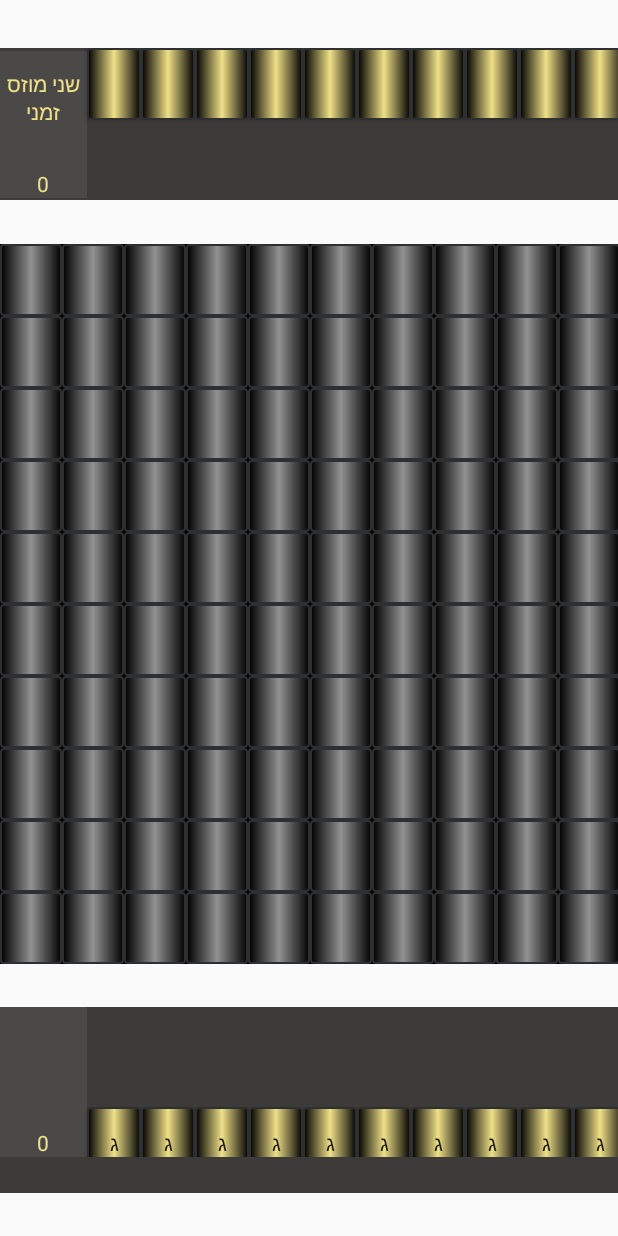
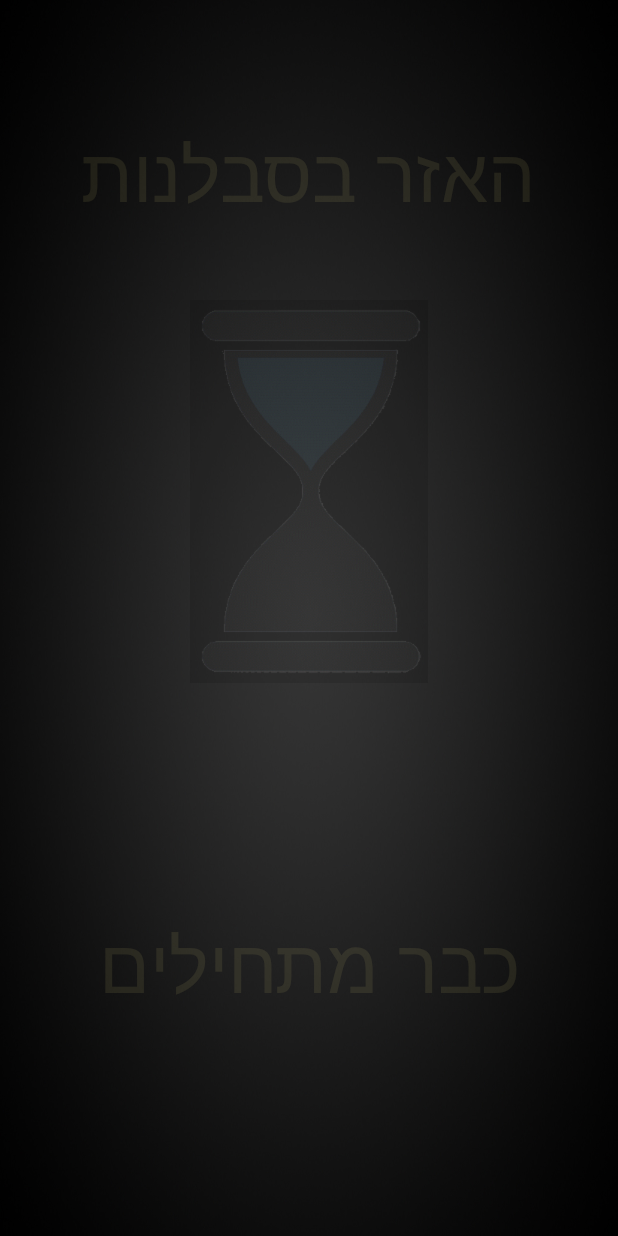
Before and after one commit to yakir1923/fireBaseEX, an Android app: the screen it shows after launch once a user with an empty profile is signed in (GamePage before the commit, loadingScreen after it), after a tap on "התחל משחק", on a phone screen of 412 x 824 dp. Run offline under Robolectric (Android 15) with nearby library versions, the phone set to English and light mode, and no system bars; our stand-ins replace Firebase (no records; nobody signed in at launch, a user with empty details on screens opened directly); libraries missing offline, so code that uses them is left out: com.facebook, com.firebase.ui; Roboto replaces fonts that are not available here; 1 statement that could not run was skipped.

Commit message:
מסך המתנה לפני המעבר למשחק

```diff
--- a/app/src/main/AndroidManifest.xml
+++ b/app/src/main/AndroidManifest.xml
@@ -12,7 +12,8 @@
         android:roundIcon="@mipmap/ic_launcher_round"
         android:supportsRtl="true"
         android:theme="@style/AppTheme">
-        <activity android:name=".GamePage"></activity>
+        <activity android:name=".loadingScreen"></activity>
+        <activity android:name=".GamePage" />
         <activity android:name=".settingsPage" />
         <activity android:name=".cardPage" />
         <activity android:name=".boxesPage" />
--- a/app/src/main/java/com/example/firebaseex/Coord.java
+++ /dev/null
@@ -1,45 +0,0 @@
-package com.example.firebaseex;
-
-public class Coord {
-
-    private int row;
-    private int col;
-
-
-    public Coord(int r, int c) {
-        row = r;
-        col = c;
-    }
-
-
-    public int getRow() {
-        return row;
-    }
-
-    public int getCol() {
-        return col;
-    }
-
-    @Override
-    public boolean equals(Object obj) {
-        if (!(obj instanceof Coord))
-            return false;
-        if (obj == this)
-            return true;
-        Coord c = (Coord) obj;
-        return (this.row == c.row && this.col == c.col);
-
-    }
-
-    @Override
-    public int hashCode() {
-        return 0;
-    }
-
-    @Override
-    public String toString() {
-        if (row < 0 || col < 0)
-            return "(-,-)";
-        return "(" + row + "," + col + ")";
-    }
-}
--- a/app/src/main/java/com/example/firebaseex/HomePage.java
+++ b/app/src/main/java/com/example/firebaseex/HomePage.java
@@ -29,7 +29,7 @@ public Bundle bundle;
         showProfile=findViewById(R.id.show_profile);
         goToProfile=new Intent(this,User_profile.class);
         goToShop=new Intent(this,boxesPage.class);
-        startTheGame=new Intent(this,GamePage.class);
+        startTheGame=new Intent(this,loadingScreen.class);
 
         showProfile.setOnClickListener(new View.OnClickListener() {
             @Override
--- /dev/null
+++ b/app/src/main/java/com/example/firebaseex/loadingScreen.java
@@ -0,0 +1,49 @@
+package com.example.firebaseex;
+
+import android.content.Intent;
+import android.os.Bundle;
+import android.os.Handler;
+import android.view.WindowManager;
+import android.view.animation.Animation;
+import android.view.animation.AnimationUtils;
+import android.widget.ImageView;
+import android.widget.TextView;
+
+import androidx.appcompat.app.AppCompatActivity;
+
+public class loadingScreen extends AppCompatActivity {
+
+    private static int SPLASH_SCREEN=5000;
+
+    Animation topAnim, bottomAnim;
+    ImageView image;
+    TextView text1, text2;
+
+    @Override
+    protected void onCreate(Bundle savedInstanceState) {
+        super.onCreate(savedInstanceState);
+        getWindow().setFlags(WindowManager.LayoutParams.FLAG_FULLSCREEN,WindowManager.LayoutParams.FLAG_FULLSCREEN);
+        setContentView(R.layout.activity_loading_screen);
+
+        topAnim = AnimationUtils.loadAnimation(this, R.anim.top_animation);
+        bottomAnim = AnimationUtils.loadAnimation(this, R.anim.bottom_animation);
+
+        image=findViewById(R.id.imageView);
+        text1=findViewById(R.id.textView);
+        text2=findViewById(R.id.textView2);
+
+        image.setAnimation(topAnim);
+        text1.setAnimation(topAnim);
+        text2.setAnimation(bottomAnim);
+
+        new Handler().postDelayed(new Runnable() {
+            @Override
+            public void run() {
+                Intent intent=new Intent(loadingScreen.this,GamePage.class);
+                startActivity(intent);
+                finish();
+            }
+        },SPLASH_SCREEN);
+
+    }
+}
--- /dev/null
+++ b/app/src/main/res/anim/bottom_animation.xml
@@ -0,0 +1,13 @@
+<?xml version="1.0" encoding="utf-8"?>
+<set xmlns:android="http://schemas.android.com/apk/res/android">
+
+    <translate
+        android:fromXDelta="0%"
+        android:fromYDelta="100%"
+        android:duration="1500" />
+    <alpha
+        android:fromAlpha="0.1"
+        android:toAlpha="1.0"
+        android:duration="1500" />
+
+</set>
--- /dev/null
+++ b/app/src/main/res/anim/top_animation.xml
@@ -0,0 +1,12 @@
+<?xml version="1.0" encoding="utf-8"?>
+<set xmlns:android="http://schemas.android.com/apk/res/android">
+    <translate
+        android:fromXDelta="0%"
+        android:fromYDelta="-50%"
+        android:duration="2000" />
+    <alpha
+        android:fromAlpha="0.1"
+        android:toAlpha="1.0"
+        android:duration="1500" />
+
+</set>
--- /dev/null
+++ b/app/src/main/res/layout/activity_loading_screen.xml
@@ -0,0 +1,50 @@
+<?xml version="1.0" encoding="utf-8"?>
+<androidx.constraintlayout.widget.ConstraintLayout xmlns:android="http://schemas.android.com/apk/res/android"
+    xmlns:app="http://schemas.android.com/apk/res-auto"
+    xmlns:tools="http://schemas.android.com/tools"
+    android:layout_width="match_parent"
+    android:layout_height="match_parent"
+    tools:context=".loadingScreen"
+    android:background="@drawable/background">
+
+    <ImageView
+        android:id="@+id/imageView"
+        android:layout_width="0dp"
+        android:layout_height="wrap_content"
+        android:layout_marginStart="10dp"
+        android:layout_marginTop="200dp"
+        android:layout_marginEnd="10dp"
+        android:src="@drawable/bluehourglass1"
+        app:layout_constraintEnd_toEndOf="parent"
+        app:layout_constraintStart_toStartOf="parent"
+        app:layout_constraintTop_toTopOf="parent" />
+
+    <TextView
+        android:id="@+id/textView"
+        android:layout_width="wrap_content"
+        android:layout_height="wrap_content"
+        android:layout_marginStart="54dp"
+        android:layout_marginTop="81dp"
+        android:layout_marginEnd="55dp"
+        android:text="האזר בסבלנות"
+        android:textColor="#EFE087"
+        android:textSize="50sp"
+        app:layout_constraintEnd_toEndOf="parent"
+        app:layout_constraintStart_toStartOf="parent"
+        app:layout_constraintTop_toTopOf="parent" />
+
+    <TextView
+        android:id="@+id/textView2"
+        android:layout_width="wrap_content"
+        android:layout_height="wrap_content"
+        android:layout_marginStart="65dp"
+        android:layout_marginEnd="66dp"
+        android:layout_marginBottom="147dp"
+        android:text="כבר מתחילים"
+        android:textColor="#EFE087"
+        android:textSize="50sp"
+        app:layout_constraintBottom_toBottomOf="parent"
+        app:layout_constraintEnd_toEndOf="parent"
+        app:layout_constraintStart_toStartOf="parent" />
+
+</androidx.constraintlayout.widget.ConstraintLayout>
```
Also changed, not shown: app/src/main/java/com/example/firebaseex/Letter.java (+2 -16 lines), app/src/main/java/com/example/firebaseex/vocabulary.java (deleted, +0 -80 lines), app/src/main/res/drawable-hdpi/bluehourglass1.png (added), app/src/main/res/drawable-mdpi/bluehourglass1.png (added), app/src/main/res/drawable-tvdpi/bluehourglass1.png (added), app/src/main/res/drawable-xhdpi/bluehourglass1.png (added), app/src/main/res/drawable-xxhdpi/bluehourglass1.png (added), app/src/main/res/drawable-xxxhdpi/bluehourglass1.png (added), app/src/main/res/drawable/hourglass.jpg (added).
